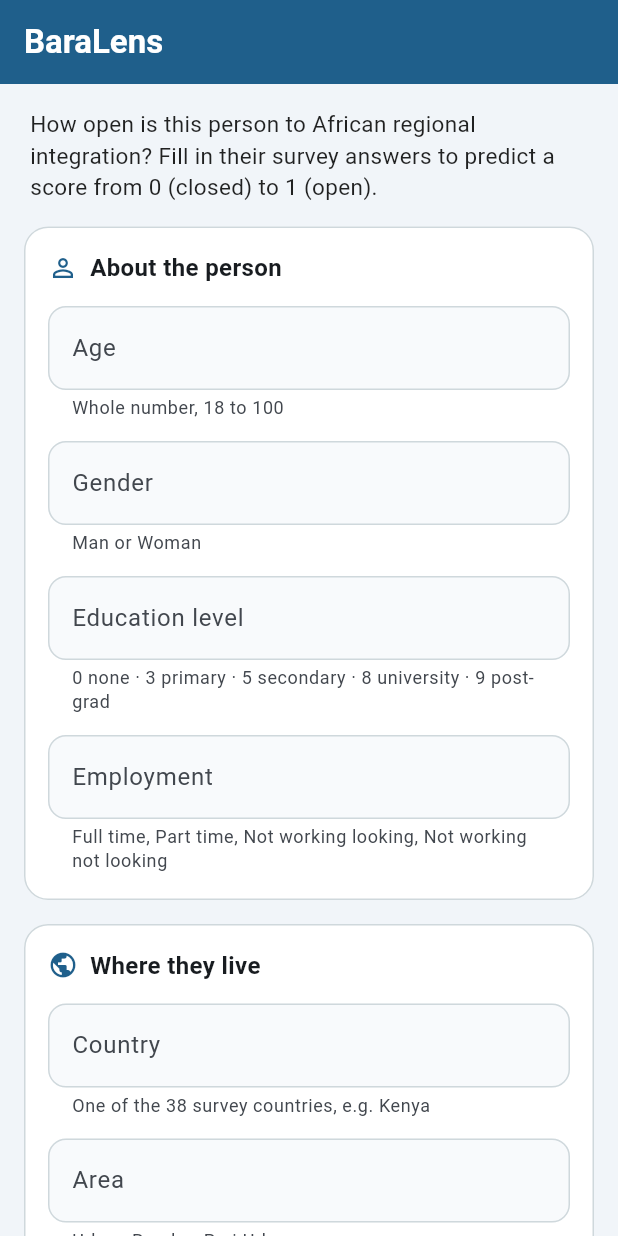
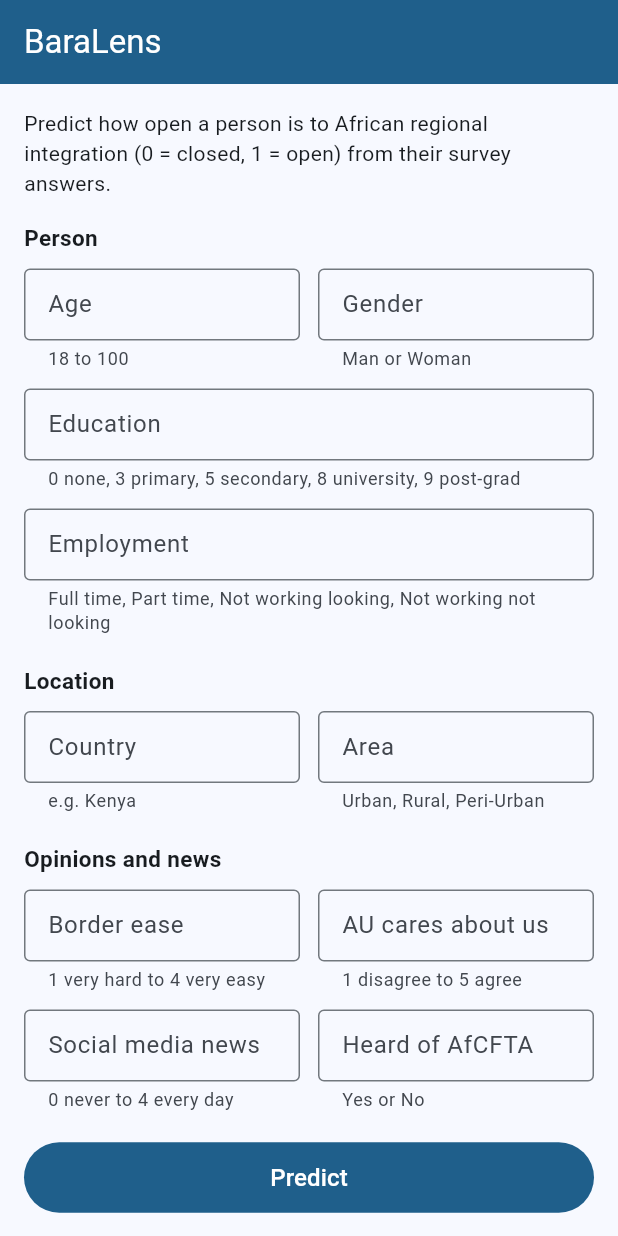
Before and after one commit to nellybutera/linear_regression_model, a Flutter app: the screen it shows after launch, on a phone screen of 412 x 824 dp. Run offline on Flutter 3.47's test engine with Material 3 defaults, Android fonts, the phone set to English and light mode, and no system bars.

Commit message:
simplify app layout and put short fields side by side

```diff
--- a/summative/FlutterApp/lib/main.dart
+++ b/summative/FlutterApp/lib/main.dart
@@ -58,7 +58,6 @@ const employmentOptions = [
   'Full time',
 ];
 const brandBlue = Color(0xFF1F5F8B);
-const brandAmber = Color(0xFFF2A541);
 const genders = ['Man', 'Woman'];
 const areas = ['Urban', 'Rural', 'Peri-Urban'];
 const yesNo = ['No', 'Yes'];
@@ -75,19 +74,7 @@ class BaraLensApp extends StatelessWidget {
     return MaterialApp(
       title: 'BaraLens',
       debugShowCheckedModeBanner: false,
-      theme: ThemeData(
-        colorSchemeSeed: brandBlue,
-        useMaterial3: true,
-        inputDecorationTheme: InputDecorationTheme(
-          filled: true,
-          fillColor: const Color(0xFFF8FAFC),
-          border: OutlineInputBorder(borderRadius: BorderRadius.circular(12)),
-          enabledBorder: OutlineInputBorder(
-            borderRadius: BorderRadius.circular(12),
-            borderSide: BorderSide(color: Colors.blueGrey.shade100),
-          ),
-        ),
-      ),
+      theme: ThemeData(colorSchemeSeed: brandBlue, useMaterial3: true),
       home: const PredictionPage(),
     );
   }
@@ -171,23 +158,15 @@ class _PredictionPageState extends State<PredictionPage> {
   List<(String, TextEditingController, String? Function(String?))> get fields =>
       [
         ('Age', ageController, (v) => checkWholeNumber(v, 18, 100)),
+        ('Education', educationController, (v) => checkWholeNumber(v, 0, 9)),
+        ('Border ease', borderEaseController, (v) => checkWholeNumber(v, 1, 4)),
         (
-          'Education level',
-          educationController,
-          (v) => checkWholeNumber(v, 0, 9),
-        ),
-        (
-          'Ease of crossing borders',
-          borderEaseController,
-          (v) => checkWholeNumber(v, 1, 4),
-        ),
-        (
-          'AU recognises our needs',
+          'AU cares about us',
           auRecognitionController,
           (v) => checkWholeNumber(v, 1, 5),
         ),
         (
-          'News from social media',
+          'Social media news',
           socialMediaController,
           (v) => checkWholeNumber(v, 0, 4),
         ),
@@ -309,156 +288,69 @@ class _PredictionPageState extends State<PredictionPage> {
   Widget inputField(int index, String hint, {bool number = false}) {
     final (label, controller, check) = fields[index];
     return Padding(
-      padding: const EdgeInsets.only(bottom: 14),
+      padding: const EdgeInsets.only(bottom: 12),
       child: TextFormField(
         controller: controller,
         keyboardType: number ? TextInputType.number : TextInputType.text,
-        textInputAction: TextInputAction.next,
         decoration: InputDecoration(
           labelText: label,
           helperText: hint,
           helperMaxLines: 2,
+          border: const OutlineInputBorder(),
+          isDense: true,
         ),
         validator: check,
       ),
     );
   }
 
-  // White card with a small heading, groups related fields
-  Widget section(String title, IconData icon, List<Widget> children) {
-    return Card(
-      margin: const EdgeInsets.only(bottom: 16),
-      elevation: 0,
-      color: Colors.white,
-      shape: RoundedRectangleBorder(
-        borderRadius: BorderRadius.circular(16),
-        side: BorderSide(color: Colors.blueGrey.shade100),
-      ),
-      child: Padding(
-        padding: const EdgeInsets.fromLTRB(16, 16, 16, 4),
-        child: Column(
-          crossAxisAlignment: CrossAxisAlignment.stretch,
+  // two short fields next to each other
+  Widget pair(Widget left, Widget right) {
+    return Row(
+      crossAxisAlignment: CrossAxisAlignment.start,
       children: [
-            Row(
-              children: [
-                Icon(icon, size: 20, color: brandBlue),
-                const SizedBox(width: 8),
-                Text(
-                  title,
-                  style: const TextStyle(
-                    fontSize: 16,
-                    fontWeight: FontWeight.w600,
-                  ),
-                ),
+        Expanded(child: left),
+        const SizedBox(width: 12),
+        Expanded(child: right),
       ],
-            ),
-            const SizedBox(height: 14),
-            ...children,
-          ],
-        ),
+    );
+  }
+
+  Widget heading(String text) {
+    return Padding(
+      padding: const EdgeInsets.only(top: 8, bottom: 10),
+      child: Text(
+        text,
+        style: const TextStyle(fontSize: 15, fontWeight: FontWeight.bold),
       ),
     );
   }
 
-  // The single display area: prediction, error, or a hint before the first try
+  // The display area: prediction, error, or a hint before the first try
   Widget resultBox() {
-    if (errorText != null) {
-      return Container(
-        padding: const EdgeInsets.all(16),
-        decoration: BoxDecoration(
-          color: Colors.red.shade50,
-          borderRadius: BorderRadius.circular(16),
-          border: Border.all(color: Colors.red.shade200),
-        ),
-        child: Row(
-          crossAxisAlignment: CrossAxisAlignment.start,
-          children: [
-            Icon(Icons.error_outline, color: Colors.red.shade700),
-            const SizedBox(width: 10),
-            Expanded(
-              child: Text(
-                errorText!,
-                style: TextStyle(
-                  fontSize: 15,
-                  color: Colors.red.shade900,
-                  height: 1.4,
-                ),
-              ),
-            ),
-          ],
-        ),
-      );
-    }
-    if (score == null) {
-      return Container(
-        padding: const EdgeInsets.all(16),
-        decoration: BoxDecoration(
-          color: Colors.blueGrey.shade50,
-          borderRadius: BorderRadius.circular(16),
-        ),
-        child: const Text(
-          'Your prediction will appear here.',
-          textAlign: TextAlign.center,
-          style: TextStyle(fontSize: 15, color: Colors.black54),
-        ),
-      );
+    final isError = errorText != null;
+    String text;
+    if (isError) {
+      text = errorText!;
+    } else if (score != null) {
+      text = 'Openness index: ${score!.toStringAsFixed(3)}\n$interpretation';
+    } else {
+      text = 'Your prediction will appear here.';
     }
     return Container(
-      padding: const EdgeInsets.all(20),
+      width: double.infinity,
+      padding: const EdgeInsets.all(14),
       decoration: BoxDecoration(
-        color: brandBlue,
-        borderRadius: BorderRadius.circular(16),
+        color: isError ? Colors.red.shade50 : Colors.grey.shade100,
+        border: Border.all(color: isError ? Colors.red : Colors.grey.shade400),
+        borderRadius: BorderRadius.circular(4),
       ),
-      child: Column(
-        crossAxisAlignment: CrossAxisAlignment.start,
-        children: [
-          const Text(
-            'Regional Openness Index',
-            style: TextStyle(color: Colors.white70, fontSize: 14),
+      child: Text(
+        text,
+        style: TextStyle(
+          fontSize: score != null && !isError ? 18 : 15,
+          color: isError ? Colors.red.shade900 : Colors.black87,
         ),
-          const SizedBox(height: 4),
-          Text(
-            score!.toStringAsFixed(3),
-            style: const TextStyle(
-              color: Colors.white,
-              fontSize: 40,
-              fontWeight: FontWeight.w700,
-            ),
-          ),
-          const SizedBox(height: 10),
-          ClipRRect(
-            borderRadius: BorderRadius.circular(6),
-            child: LinearProgressIndicator(
-              value: score,
-              minHeight: 10,
-              backgroundColor: Colors.white24,
-              valueColor: const AlwaysStoppedAnimation(brandAmber),
-            ),
-          ),
-          const SizedBox(height: 4),
-          const Row(
-            mainAxisAlignment: MainAxisAlignment.spaceBetween,
-            children: [
-              Text(
-                '0 closed',
-                style: TextStyle(color: Colors.white70, fontSize: 12),
-              ),
-              Text(
-                '1 open',
-                style: TextStyle(color: Colors.white70, fontSize: 12),
-              ),
-            ],
-          ),
-          const SizedBox(height: 12),
-          Text(
-            interpretation ?? '',
-            style: const TextStyle(
-              color: Colors.white,
-              fontSize: 16,
-              fontWeight: FontWeight.w500,
-            ),
-          ),
-        ],
       ),
     );
   }
@@ -466,14 +358,10 @@ class _PredictionPageState extends State<PredictionPage> {
   @override
   Widget build(BuildContext context) {
     return Scaffold(
-      backgroundColor: const Color(0xFFF1F5F9),
       appBar: AppBar(
+        title: const Text('BaraLens'),
         backgroundColor: brandBlue,
         foregroundColor: Colors.white,
-        title: const Text(
-          'BaraLens',
-          style: TextStyle(fontWeight: FontWeight.w700),
-        ),
       ),
       body: SafeArea(
         child: Form(
@@ -485,87 +373,56 @@ class _PredictionPageState extends State<PredictionPage> {
             child: Column(
               crossAxisAlignment: CrossAxisAlignment.stretch,
               children: [
-                const Padding(
-                  padding: EdgeInsets.fromLTRB(4, 0, 4, 16),
-                  child: Text(
-                    'How open is this person to African regional integration? '
-                    'Fill in their survey answers to predict a score from 0 (closed) to 1 (open).',
-                    style: TextStyle(
-                      fontSize: 15,
-                      color: Colors.black87,
-                      height: 1.4,
+                const Text(
+                  'Predict how open a person is to African regional integration '
+                  '(0 = closed, 1 = open) from their survey answers.',
                 ),
+                const SizedBox(height: 8),
+                heading('Person'),
+                pair(
+                  inputField(0, '18 to 100', number: true),
+                  inputField(5, 'Man or Woman'),
                 ),
-                ),
-                section('About the person', Icons.person_outline, [
-                  inputField(0, 'Whole number, 18 to 100', number: true),
-                  inputField(5, 'Man or Woman'),
                 inputField(
                   1,
-                    '0 none · 3 primary · 5 secondary · 8 university · 9 post-grad',
+                  '0 none, 3 primary, 5 secondary, 8 university, 9 post-grad',
                   number: true,
                 ),
                 inputField(
                   8,
                   'Full time, Part time, Not working looking, Not working not looking',
                 ),
-                ]),
-                section('Where they live', Icons.public, [
-                  inputField(7, 'One of the 38 survey countries, e.g. Kenya'),
-                  inputField(6, 'Urban, Rural or Peri-Urban'),
-                ]),
-                section('Views and news', Icons.forum_outlined, [
-                  inputField(
-                    2,
-                    '1 very difficult · 2 difficult · 3 easy · 4 very easy',
-                    number: true,
+                heading('Location'),
+                pair(
+                  inputField(7, 'e.g. Kenya'),
+                  inputField(6, 'Urban, Rural, Peri-Urban'),
                 ),
-                  inputField(
-                    3,
-                    '1 strongly disagree · 3 neutral · 5 strongly agree',
-                    number: true,
+                heading('Opinions and news'),
+                pair(
+                  inputField(2, '1 very hard to 4 very easy', number: true),
+                  inputField(3, '1 disagree to 5 agree', number: true),
                 ),
-                  inputField(
-                    4,
-                    '0 never · 2 few times a month · 4 every day',
-                    number: true,
+                pair(
+                  inputField(4, '0 never to 4 every day', number: true),
+                  inputField(9, 'Yes or No'),
                 ),
-                  inputField(
-                    9,
-                    'Heard of the African free trade area? Yes or No',
-                  ),
-                ]),
-                SizedBox(
-                  height: 54,
-                  child: FilledButton(
-                    style: FilledButton.styleFrom(
-                      backgroundColor: brandBlue,
-                      shape: RoundedRectangleBorder(
-                        borderRadius: BorderRadius.circular(14),
-                      ),
-                    ),
+                const SizedBox(height: 8),
+                FilledButton(
+                  style: FilledButton.styleFrom(backgroundColor: brandBlue),
                   onPressed: loading ? null : predict,
+                  child: Padding(
+                    padding: const EdgeInsets.all(12),
                     child: loading
                         ? const SizedBox(
-                            height: 22,
-                            width: 22,
-                            child: CircularProgressIndicator(
-                              strokeWidth: 2.5,
-                              color: Colors.white,
-                            ),
+                            height: 20,
+                            width: 20,
+                            child: CircularProgressIndicator(strokeWidth: 2),
                           )
-                        : const Text(
-                            'Predict',
-                            style: TextStyle(
-                              fontSize: 17,
-                              fontWeight: FontWeight.w600,
-                            ),
-                          ),
+                        : const Text('Predict', style: TextStyle(fontSize: 16)),
                   ),
                 ),
                 const SizedBox(height: 16),
                 resultBox(),
-                const SizedBox(height: 24),
               ],
             ),
           ),
```
Lines whose indentation alone changed are shown as unchanged.
